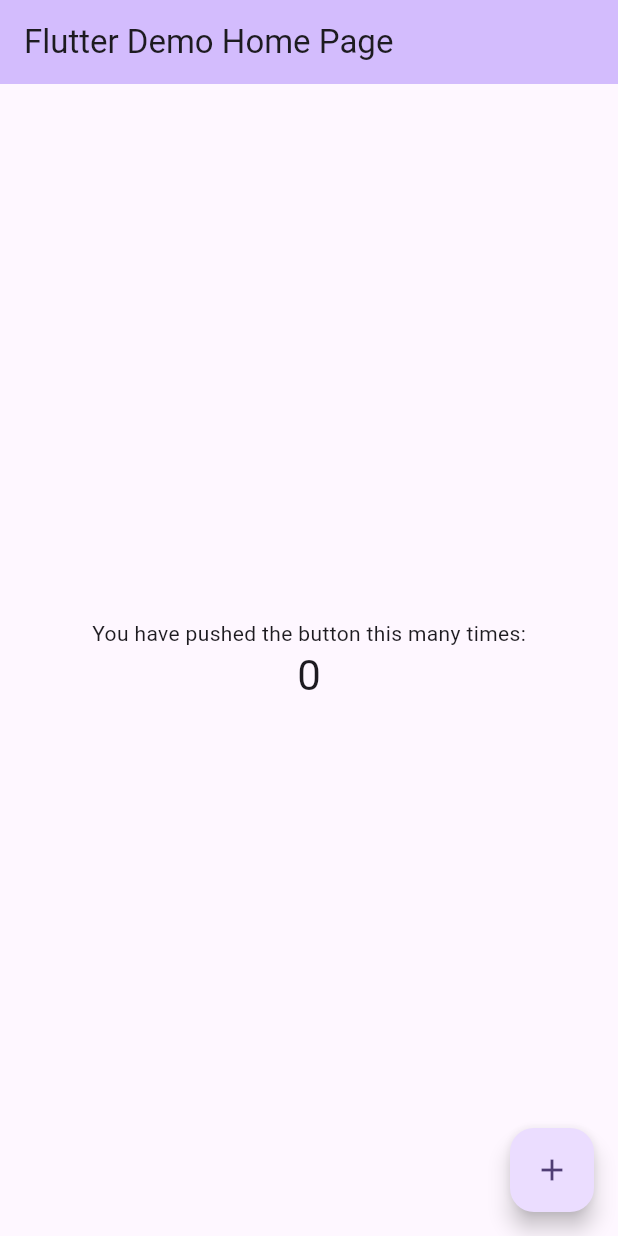
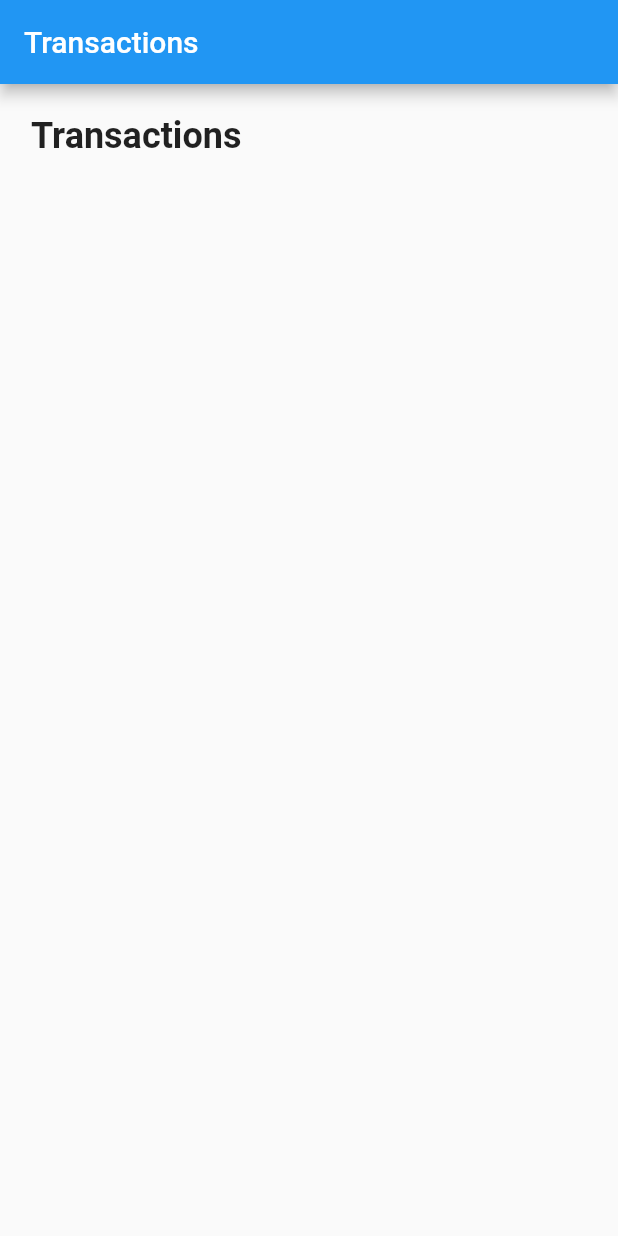
Before and after one commit to ahmadexe/GoCoin-Chain, a Flutter app: the screen it shows after launch, on a phone screen of 412 x 824 dp. Run offline on Flutter 3.47's test engine with Material 2 defaults, Android fonts, the phone set to English and light mode, and no system bars.

Commit message:
transactions screen -structure init

```diff
--- a/client/lib/main.dart
+++ b/client/lib/main.dart
@@ -1,125 +1,17 @@
+import 'package:client/screens/transactions/transactions.dart';
 import 'package:flutter/material.dart';
 
-void main() {
+void main(List<String> args) {
   runApp(const MyApp());
 }
 
 class MyApp extends StatelessWidget {
   const MyApp({super.key});
 
-  // This widget is the root of your application.
   @override
   Widget build(BuildContext context) {
-    return MaterialApp(
-      title: 'Flutter Demo',
-      theme: ThemeData(
-        // This is the theme of your application.
-        //
-        // TRY THIS: Try running your application with "flutter run". You'll see
-        // the application has a blue toolbar. Then, without quitting the app,
-        // try changing the seedColor in the colorScheme below to Colors.green
-        // and then invoke "hot reload" (save your changes or press the "hot
-        // reload" button in a Flutter-supported IDE, or press "r" if you used
-        // the command line to start the app).
-        //
-        // Notice that the counter didn't reset back to zero; the application
-        // state is not lost during the reload. To reset the state, use hot
-        // restart instead.
-        //
-        // This works for code too, not just values: Most code changes can be
-        // tested with just a hot reload.
-        colorScheme: ColorScheme.fromSeed(seedColor: Colors.deepPurple),
-        useMaterial3: true,
-      ),
-      home: const MyHomePage(title: 'Flutter Demo Home Page'),
+    return const MaterialApp(
+      home: TransactionsScreen(),
     );
   }
 }
-
-class MyHomePage extends StatefulWidget {
-  const MyHomePage({super.key, required this.title});
-
-  // This widget is the home page of your application. It is stateful, meaning
-  // that it has a State object (defined below) that contains fields that affect
-  // how it looks.
-
-  // This class is the configuration for the state. It holds the values (in this
-  // case the title) provided by the parent (in this case the App widget) and
-  // used by the build method of the State. Fields in a Widget subclass are
-  // always marked "final".
-
-  final String title;
-
-  @override
-  State<MyHomePage> createState() => _MyHomePageState();
-}
-
-class _MyHomePageState extends State<MyHomePage> {
-  int _counter = 0;
-
-  void _incrementCounter() {
-    setState(() {
-      // This call to setState tells the Flutter framework that something has
-      // changed in this State, which causes it to rerun the build method below
-      // so that the display can reflect the updated values. If we changed
-      // _counter without calling setState(), then the build method would not be
-      // called again, and so nothing would appear to happen.
-      _counter++;
-    });
-  }
-
-  @override
-  Widget build(BuildContext context) {
-    // This method is rerun every time setState is called, for instance as done
-    // by the _incrementCounter method above.
-    //
-    // The Flutter framework has been optimized to make rerunning build methods
-    // fast, so that you can just rebuild anything that needs updating rather
-    // than having to individually change instances of widgets.
-    return Scaffold(
-      appBar: AppBar(
-        // TRY THIS: Try changing the color here to a specific color (to
-        // Colors.amber, perhaps?) and trigger a hot reload to see the AppBar
-        // change color while the other colors stay the same.
-        backgroundColor: Theme.of(context).colorScheme.inversePrimary,
-        // Here we take the value from the MyHomePage object that was created by
-        // the App.build method, and use it to set our appbar title.
-        title: Text(widget.title),
-      ),
-      body: Center(
-        // Center is a layout widget. It takes a single child and positions it
-        // in the middle of the parent.
-        child: Column(
-          // Column is also a layout widget. It takes a list of children and
-          // arranges them vertically. By default, it sizes itself to fit its
-          // children horizontally, and tries to be as tall as its parent.
-          //
-          // Column has various properties to control how it sizes itself and
-          // how it positions its children. Here we use mainAxisAlignment to
-          // center the children vertically; the main axis here is the vertical
-          // axis because Columns are vertical (the cross axis would be
-          // horizontal).
-          //
-          // TRY THIS: Invoke "debug painting" (choose the "Toggle Debug Paint"
-          // action in the IDE, or press "p" in the console), to see the
-          // wireframe for each widget.
-          mainAxisAlignment: MainAxisAlignment.center,
-          children: <Widget>[
-            const Text(
-              'You have pushed the button this many times:',
-            ),
-            Text(
-              '$_counter',
-              style: Theme.of(context).textTheme.headlineMedium,
-            ),
-          ],
-        ),
-      ),
-      floatingActionButton: FloatingActionButton(
-        onPressed: _incrementCounter,
-        tooltip: 'Increment',
-        child: const Icon(Icons.add),
-      ), // This trailing comma makes auto-formatting nicer for build methods.
-    );
-  }
-}
--- /dev/null
+++ b/client/lib/screens/transactions/transactions.dart
@@ -0,0 +1,17 @@
+import 'package:flutter/material.dart';
+
+part 'widgets/_body.dart';
+
+class TransactionsScreen extends StatelessWidget {
+  const TransactionsScreen({super.key});
+
+  @override
+  Widget build(BuildContext context) {
+    return Scaffold(
+      appBar: AppBar(
+        title: const Text('Transactions'),
+      ),
+      body: const _Body(),
+    );
+  }
+}
--- /dev/null
+++ b/client/lib/screens/transactions/widgets/_body.dart
@@ -0,0 +1,24 @@
+part of '../transactions.dart';
+
+class _Body extends StatelessWidget {
+  const _Body({super.key});
+
+  @override
+  Widget build(BuildContext context) {
+    final appMedia = MediaQuery.sizeOf(context);
+    return SingleChildScrollView(
+      padding: EdgeInsets.all(appMedia.width * 0.05),
+      child: const Column(
+        children: [
+          Text(
+            'Transactions',
+            style: TextStyle(
+              fontSize: 24,
+              fontWeight: FontWeight.w600,
+            ),
+          ),
+        ],
+      ),
+    );
+  }
+}
```
